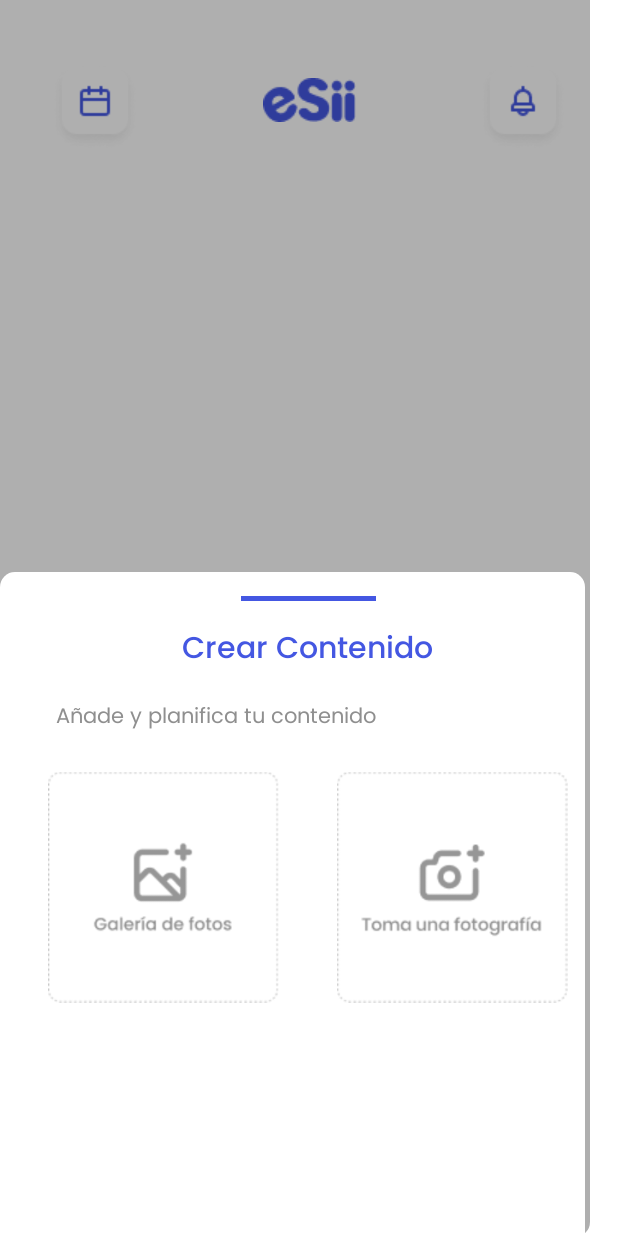
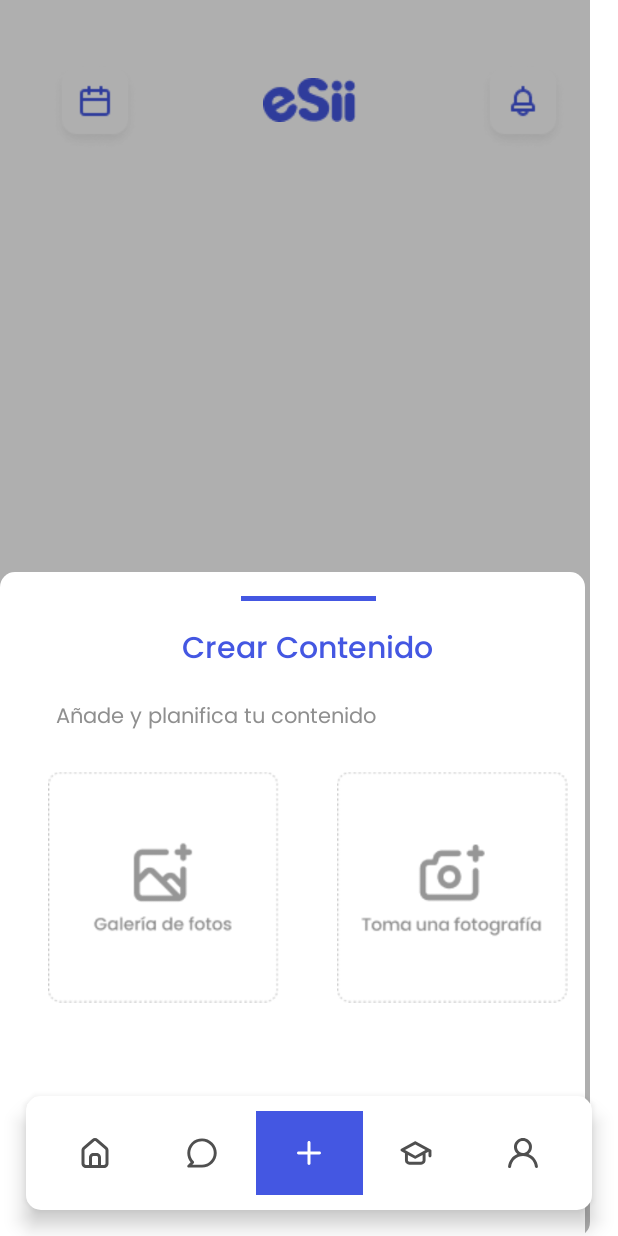
Before and after one commit to salo1802/eSii, an Android app: the AddPictureActivity screen opened directly, with no data from a screen before it, on a phone screen of 412 x 824 dp. Run offline under Robolectric (Android 15) with nearby library versions, the light colour scheme and no system bars.

Commit message:
Navigation finished

```diff
--- a/app/src/main/java/com/example/esii/HomeActivity.java
+++ b/app/src/main/java/com/example/esii/HomeActivity.java
@@ -49,8 +49,8 @@ public class HomeActivity extends AppCompatActivity {
                         return true;
 
                     case R.id.cont:
-                        /*startActivity(new Intent(getApplicationContext(), ChatActivity.class));
-                        overridePendingTransition(0,0);*/
+                        startActivity(new Intent(getApplicationContext(), AddPictureActivity.class));
+                        overridePendingTransition(0,0);
                         return true;
 
                     case R.id.courses:
--- a/app/src/main/java/com/example/esii/ProfileActivity.java
+++ b/app/src/main/java/com/example/esii/ProfileActivity.java
@@ -59,12 +59,12 @@ public class ProfileActivity extends AppCompatActivity {
                         return true;
 
                     case R.id.cont:
-                        /*startActivity(new Intent(getApplicationContext(), ChatActivity.class));
-                        overridePendingTransition(0,0);*/
+                        startActivity(new Intent(getApplicationContext(), AddPictureActivity.class));
+                        overridePendingTransition(0,0);
                         return true;
 
                     case R.id.courses:
-                        startActivity(new Intent(getApplicationContext(), ProfileActivity.class));
+                        startActivity(new Intent(getApplicationContext(), CoursesActivity.class));
                         overridePendingTransition(0,0);
                         return true;
 
--- a/app/src/main/res/layout/activity_add_picture.xml
+++ b/app/src/main/res/layout/activity_add_picture.xml
@@ -122,4 +122,24 @@
         app:layout_constraintTop_toBottomOf="@+id/textView28"
         app:srcCompat="@drawable/camera" />
 
+    <com.google.android.material.bottomnavigation.BottomNavigationView
+        android:id="@+id/bottom_navbar"
+        android:layout_width="match_parent"
+        android:layout_height="wrap_content"
+        android:layout_margin="17dp"
+        android:background="@drawable/background_button"
+        android:padding="10dp"
+        android:paddingLeft="10dp"
+        android:paddingTop="11dp"
+        android:paddingRight="10dp"
+        android:paddingBottom="11dp"
+        app:itemBackground="@drawable/menu_selector"
+        app:itemIconSize="52dp"
+        app:itemIconTint="@drawable/menu_selector"
+        app:labelVisibilityMode="unlabeled"
+        app:layout_constraintBottom_toBottomOf="parent"
+        app:layout_constraintEnd_toEndOf="parent"
+        app:layout_constraintStart_toStartOf="parent"
+        app:menu="@menu/menu" />
+
 </androidx.constraintlayout.widget.ConstraintLayout>
```
Also changed, not shown: app/src/main/java/com/example/esii/AddPictureActivity.java (+42 -1 lines).
